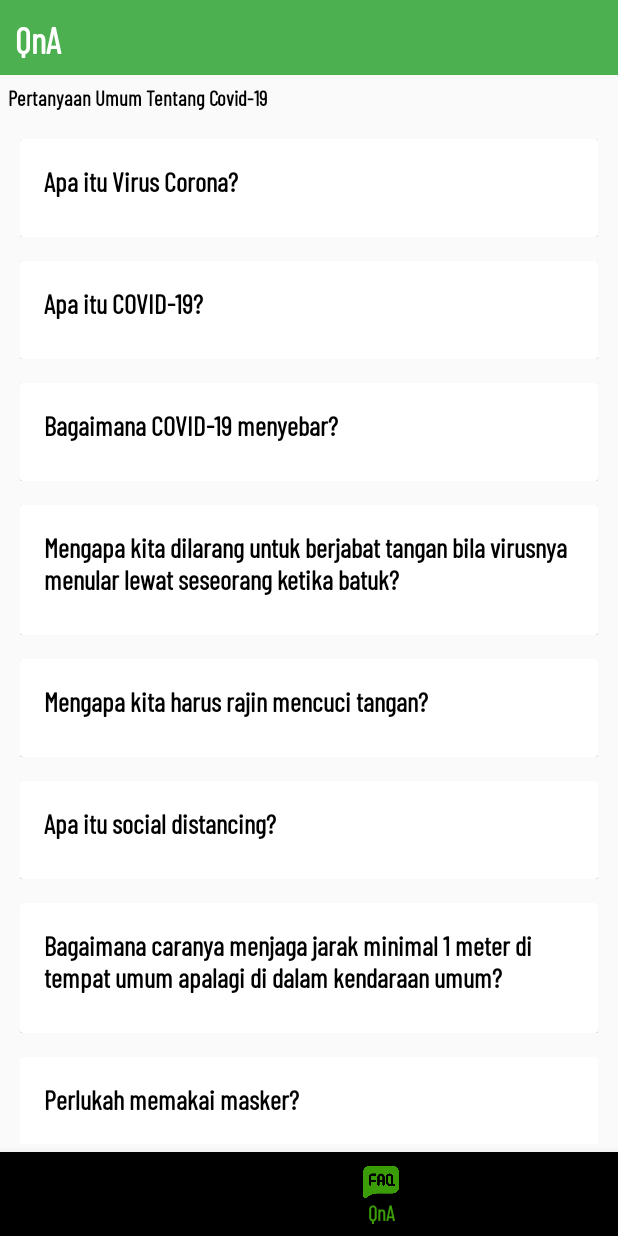
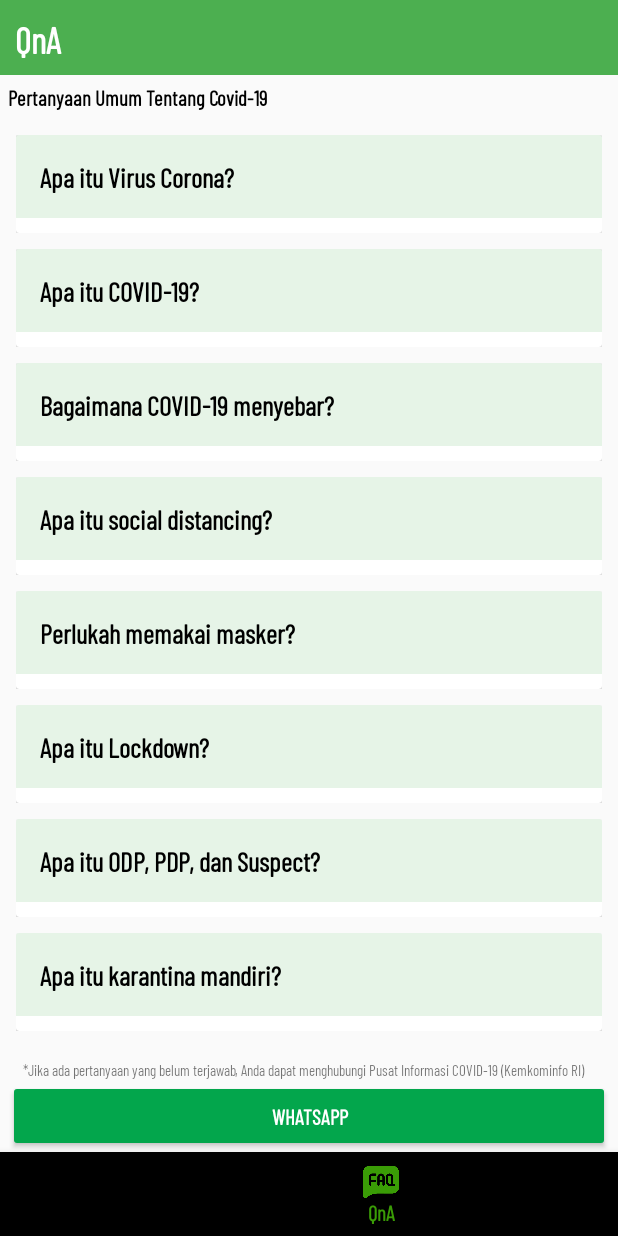
Before and after one commit to bot-kp/Kawal_Covid-19, an Android app: the screen it shows after launch (MainActivity), item 3 of the bottom bar chosen, on a phone screen of 412 x 824 dp. Run offline under Robolectric (Android 15) with nearby library versions, the light colour scheme and no system bars.

Commit message:
Add Logo Application

```diff
--- a/app/src/main/java/com/example/kawalcovid19/ExpandableData.java
+++ b/app/src/main/java/com/example/kawalcovid19/ExpandableData.java
@@ -7,19 +7,19 @@
             "Apa itu Virus Corona?",
             "Apa itu COVID-19?",
             "Bagaimana COVID-19 menyebar?",
-            "Mengapa kita dilarang untuk berjabat tangan bila virusnya menular lewat seseorang ketika batuk?",
-            "Mengapa kita harus rajin mencuci tangan?",
             "Apa itu social distancing?",
-            "Bagaimana caranya menjaga jarak minimal 1 meter di tempat umum apalagi di dalam kendaraan umum?",
             "Perlukah memakai masker?",
             "Apa itu Lockdown?",
             "Apa itu ODP, PDP, dan Suspect?",
             "Apa itu karantina mandiri?",
             "Rekomendasi dosis Vitamin C",
+            "Mengapa kita harus rajin mencuci tangan?",
             "Perlukah membuat hand sanitizer sendiri?",
+            "Bagaimana cara membersihkan perabotan di rumah?",
             "Benarkah kita tidak akan tertular COVID-19 bila mengonsumsi rempah-rempah?",
-            "Bagaimana cara membersihkan perabotan di rumah?",
-            "Apakah seseorang yang pernah terjangkit virus corona dapat kembali sakit untuk kedua kalinya?"
+            "Apakah seseorang yang pernah terjangkit virus corona dapat kembali sakit untuk kedua kalinya?",
+            "Bagaimana caranya menjaga jarak minimal 1 meter di tempat umum apalagi di dalam kendaraan umum?",
+            "Mengapa kita dilarang untuk berjabat tangan bila virusnya menular lewat seseorang ketika batuk?",
 
     };
     private static String[] details_FaQ = {
@@ -38,10 +38,6 @@
                     "Para ahli juga mendorong orang-orang untuk menjaga jarak minimal 1 meter demi menghindari penyebaran virus. Ketika seseorang batuk dengan keras, tetesan cairannya (droplet) dapat “melompat” jauh sehingga terkena orang lain. Dengan menjaga jarak minimal 1 meter kita menghindari tetesan cairan dari hidung ataupun mulut orang lain. Tentu saja tetap ada risiko penularan lain misalnya melalui udara (airborne). Hal ini telah diketahui oleh WHO.\n" +
                     "\n" +
                     "Berdasarkan penelitian terbaru dalam sebuah jurnal, virus SARS-COV-2 alias virus penyebab penyakit Covid-19 dapat bertahan di udara selama 3 jam. Selain itu virus ini terdeteksi masih berada di atas permukaan plastik maupun stainless steel 72 jam kemudian meski jumlahnya berkurang. Sementara pada permukaan tembaga, virus dapat bertahan kurang dari 4 jam. Pada kertas sendiri dapat bertahan hingga 24 jam.",
-            "Ini karena seseorang bisa saja batuk tanpa menutup mulutnya dengan tissue atau tekuk siku. Seseorang bisa saja batuk dan justru menutup mulut dengan tangan kosong. Ketika ia tidak mencuci tangannya, maka tetesan cairan dari mulutnya yang mengandung virus dapat tertinggal. Tanpa sadar orang ini akan menyentuh barang-barang maupun orang lain sehingga membuat virusnya tersebar ke mana-mana.",
-            "Karena bisa saja virus ini menempel pada benda-benda yang kita sentuh dan banyak disentuh orang lain. Misalnya kenop pintu, tombol lift, tombol lampu, pegangan pada troli belanja, atau eskalator.\n" +
-                    "\n" +
-                    "Saat virus ini menempel di tangan, kita akan lebih mudah tertular penyakit bila tanpa sengaja menyentuh wajah. Dengan menjaga tangan tetap bersih dan mencucinya selama 20 detik minimal satu jam sekali, kita telah mengurangi risiko penyebaran penyakit.",
             "Social distancing bila diartikan ke dalam Bahasa Indonesia adalah jarak sosial. Sebenarnya social distancing alias menjaga jarak secara sosial dilakukan sebagai solidaritas kita terhadap masyarakat. Walaupun sebanyak 80% penderita Covid-19 hanya mengalami gejala ringan hingga sedang dan tak perlu perawatan serius, beberapa pasien lainnya dapat mencapai tahap kritis. Dengan menjaga jarak secara sosial kita membantu lansia dan orang-orang yang memiliki kondisi tubuh rentan untuk tidak tertular penyakit ini.\n" +
                     "\n" +
                     "Social distancing bukan berarti kita tidak boleh keluar rumah sama sekali. Dengan melakukan social distancing kita diharapkan mengisolasi diri dari dunia luar dan tidak berkontak dengan orang lain. Namun kita masih dapat bepergian misalnya membeli bahan makanan ke supermarket atau membeli makanan di restoran secara takeaway. Sebisa mungkin, kita tidak menerima tamu atau bertamu ke rumah orang lain.\n" +
@@ -49,9 +45,6 @@
                     "Pada periode social distancing kita juga diharapkan untuk menjaga jarak dari lansia dan orang-orang yang memiliki kondisi tubuh rentan. Sebab dikhawatirkan kita sendiri telah membawa virusnya tetapi tidak menyadarinya. Beberapa orang dapat menderita Covid-19 tanpa gejala. Saat ia bepergian dan bertemu orang lain, tanpa sengaja ia menularkan penyakitnya. Inilah yang harus menjadi perhatian kita untuk dihindari.\n" +
                     "\n" +
                     "Anak-anak juga harus melakukan social distancing. Menurut sebuah studi, 13% dari anak-anak yang positif mengidap Covid-19 diketahui tidak memiliki gejala. Ini membuat anak-anak menjadi carrier (pembawa) bagi virus tersebut. Karena itu pada negara seperti Italia, selama wabah Covid-19 berlangsung maka anak-anak dilarang mengunjungi nenek atau kakeknya",
-            "Dengan menjauhi keramaian seperti tidak pergi ke mall, restoran, kantor, atau taman kota. Untuk menghindari penyebaran virus, kita perlu menghindari kondisi di mana kita harus berdesak-desakkan.\n" +
-                    "\n" +
-                    "Pemerintah di beberapa negara mengurangi kapasitas angkutan umum yang beroperasi sehingga hanya boleh terisi sepertiganya saja. Selain itu kita dapat mengganti penggunaan angkutan umum massal dengan naik kendaraan pribadi atau berjalan kaki. Bila tidak memungkinkan juga, sebaiknya menghindari naik angkutan umum di jam-jam sibuk.",
             "Menurut konsultan paru sub infeksi RSUP Persahabatan, dr Erlina Burhan, orang sehat pakai masker kalau berada di keramaian. Tetapi kalau di rumah atau jalanan yang tidak ramai, tidak perlu. Masker digunakan apabila kita sedang sakit, agar tidak menularkan virus ke orang sekitar kita.\n" +
                     "\n" +
                     "Masker merupakan salah satu cara mengantisipasi terkena droplet dari orang lain misalnya saat batuk atau bersin. Droplet ini bisa saja mengandung virus termasuk COVID-2019 atau bakteri.\n" +
@@ -71,16 +64,23 @@
             "Rekomendasi dosis bervariasi dengan tingkat keparahan penyakit, mulai dari 50-200 miligram per kilogram berat badan per hari.\n" +
                     "\n" +
                     "Misalnya: Berat badan 60 kg x 50 mg (dosis terendah) = konsumsi minimal Vitamin C per hari 3000 mg = 3 botol You-C 1000",
+            "Karena bisa saja virus ini menempel pada benda-benda yang kita sentuh dan banyak disentuh orang lain. Misalnya kenop pintu, tombol lift, tombol lampu, pegangan pada troli belanja, atau eskalator.\n" +
+                    "\n" +
+                    "Saat virus ini menempel di tangan, kita akan lebih mudah tertular penyakit bila tanpa sengaja menyentuh wajah. Dengan menjaga tangan tetap bersih dan mencucinya selama 20 detik minimal satu jam sekali, kita telah mengurangi risiko penyebaran penyakit.",
             "Tidak perlu karena sabun lebih efektif dalam membersihkan tangan dari virus maupun bakteri. Hand sanitizer hanya menjadi pertolongan ketika berada di luar rumah dan tidak bisa mengakses air maupun sabun. Namun jangan asal meracik dengan mengikuti resep yang tidak jelas kredibilitasnya di internet.\n" +
                     "\n" +
                     "Pastikan bahwa resep hand sanitizer yang kita ikuti berasal dari pihak yang dapat dipercaya seperti WHO, BPOM, dan LIPI. Jangan menambah-nambahkan resep dengan produk yang tidak perlu atau tidak terjamin secara ilmiah seperti minyak essensial.",
-            "Belum ada penelitian ilmiah yang membuktikan hal ini sehingga jawabannya adalah tidak. Selama seseorang berkontak dengan pasien positif covid-19 dan mendapat tetesan cairan dari batuk atau napas yang dibuang maka orang tersebut dapat tertular. Namun dampak dari penularannya berbeda-beda tergantung daya tahan tubuh seseorang.",
             "Selain rajin menyapu dan mengepel, kita bisa membuat cairan desinfektan sendiri untuk membersihkan perabotan. Menurut dokter Nahla Shihab, kita dapat mencampurkan 95ml Bayclin dengan 905ml air.\n" +
                     "\n" +
                     "Jangan mencampurkannya dengan bahan lain karena dapat menimbulkan gas berbahaya. Hanya gunakan cairan desinfektan ini di ruangan dengan ventilasi yang baik. Bila memiliki kulit yang sensitif, bersihkan perabotan menggunakan sarung tangan.",
+            "Belum ada penelitian ilmiah yang membuktikan hal ini sehingga jawabannya adalah tidak. Selama seseorang berkontak dengan pasien positif covid-19 dan mendapat tetesan cairan dari batuk atau napas yang dibuang maka orang tersebut dapat tertular. Namun dampak dari penularannya berbeda-beda tergantung daya tahan tubuh seseorang.",
             "Bisa karena ada laporan bahwa pasien yang telah sembuh di Jepang dan China kembali masuk rumah sakit karena hasil tesnya positif. Namun para peneliti belum mampu menyimpulkan mengapa seseorang bisa terjangkit virus corona hingga dua kali. Awalnya, seseorang dianggap tidak akan terjangkit kembali bila pernah mengidap Covid-19. Peneliti berasumsi tubuh akan membangun kekebalan terhadap virus tersebut sehingga seseorang tidak akan terjangkit kembali. Sayangnya masih banyak hal yang tidak kita ketahui tentang virus ini sehingga kesimpulan sulit ditarik.\n" +
                     "\n" +
-                    "Ada dugaan bahwa bisa saja hasil tes tersebut salah sehingga orang yang keluar dari rumah sakit belum benar-benar sembuh dari Covid-19. Para peneliti juga tidak tahu apakah ini mungkin sifat dari Covid-19 itu sendiri. Atau mungkin tubuh pasien yang telah sembuh tersebut tidak mampu membangun kekebalan yang dibutuhan sehingga ia positif Covid-19 untuk kedua kalinya."
+                    "Ada dugaan bahwa bisa saja hasil tes tersebut salah sehingga orang yang keluar dari rumah sakit belum benar-benar sembuh dari Covid-19. Para peneliti juga tidak tahu apakah ini mungkin sifat dari Covid-19 itu sendiri. Atau mungkin tubuh pasien yang telah sembuh tersebut tidak mampu membangun kekebalan yang dibutuhan sehingga ia positif Covid-19 untuk kedua kalinya.",
+            "Dengan menjauhi keramaian seperti tidak pergi ke mall, restoran, kantor, atau taman kota. Untuk menghindari penyebaran virus, kita perlu menghindari kondisi di mana kita harus berdesak-desakkan.\n" +
+                    "\n" +
+                    "Pemerintah di beberapa negara mengurangi kapasitas angkutan umum yang beroperasi sehingga hanya boleh terisi sepertiganya saja. Selain itu kita dapat mengganti penggunaan angkutan umum massal dengan naik kendaraan pribadi atau berjalan kaki. Bila tidak memungkinkan juga, sebaiknya menghindari naik angkutan umum di jam-jam sibuk.",
+            "Ini karena seseorang bisa saja batuk tanpa menutup mulutnya dengan tissue atau tekuk siku. Seseorang bisa saja batuk dan justru menutup mulut dengan tangan kosong. Ketika ia tidak mencuci tangannya, maka tetesan cairan dari mulutnya yang mengandung virus dapat tertinggal. Tanpa sadar orang ini akan menyentuh barang-barang maupun orang lain sehingga membuat virusnya tersebar ke mana-mana."
     };
 
     public static ArrayList<ExpandableModel> getExpandableModels(){
--- a/app/src/main/res/layout/fragment_qna.xml
+++ b/app/src/main/res/layout/fragment_qna.xml
@@ -30,15 +30,25 @@
                 android:layout_marginTop="15dp"
                 android:layout_below="@+id/header"
                 />
+    <RelativeLayout
+        android:id="@+id/rv_layout"
+        android:layout_width="match_parent"
+        android:layout_height="wrap_content"
+        android:layout_below="@id/label_pertanyaan">
+        <RelativeLayout
+            android:layout_width="match_parent"
+            android:layout_height="wrap_content"
+            android:layout_above="@id/whatsapp_layout"
+            >
             <androidx.constraintlayout.widget.ConstraintLayout
                 xmlns:android="http://schemas.android.com/apk/res/android"
                 xmlns:app="http://schemas.android.com/apk/res-auto"
                 xmlns:tools="http://schemas.android.com/tools"
                 android:layout_width="match_parent"
                 android:layout_height="match_parent"
-                    android:layout_margin="5dp"
-                    android:layout_below="@+id/label_pertanyaan"
-                    android:id="@+id/rv_layout"
+                android:layout_marginTop="5dp"
+                android:layout_marginRight="5dp"
+                android:layout_marginLeft="5dp"
                 >
                 <androidx.recyclerview.widget.RecyclerView
 
@@ -52,17 +62,23 @@
                     app:layoutManager="androidx.recyclerview.widget.LinearLayoutManager"
                     />
             </androidx.constraintlayout.widget.ConstraintLayout>
+        </RelativeLayout>
+       <RelativeLayout
+           android:id="@+id/whatsapp_layout"
+           android:layout_width="match_parent"
+           android:layout_height="wrap_content"
+           android:layout_alignParentBottom="true"
+        >
            <TextView
-                    android:layout_below="@+id/rv_layout"
                android:id="@+id/info_whatsapp"
                android:layout_width="match_parent"
                android:layout_height="wrap_content"
-                    android:text="Jika ada pertanyaan yang belum terjawab, Anda dapat menghubungi Pusat Informasi COVID-19 (Kemkominfo RI)"
+               android:text="*Jika ada pertanyaan yang belum terjawab, Anda dapat menghubungi Pusat Informasi COVID-19 (Kemkominfo RI)"
                android:layout_marginRight="15dp"
                android:layout_marginLeft="15dp"
                android:fontFamily="@font/barlowcondensedmedium"
                android:textSize="10dp"
-                    android:layout_marginTop="20dp"
+               android:layout_marginTop="10dp"
                />
            <Button
                android:layout_below="@+id/info_whatsapp"
@@ -78,5 +94,8 @@
                tools:ignore="OnClick"
                >
            </Button>
+       </RelativeLayout>
 
     </RelativeLayout>
+
+</RelativeLayout>
--- a/app/src/main/res/layout/qna_design.xml
+++ b/app/src/main/res/layout/qna_design.xml
@@ -4,7 +4,8 @@
     android:orientation="vertical"
     android:layout_width="match_parent"
     android:layout_height="wrap_content"
-    android:padding="8dp">
+    android:padding="5dp"
+    >
 
     <androidx.cardview.widget.CardView
         android:layout_width="match_parent"
@@ -25,12 +26,12 @@
                 android:padding="16dp"
                 android:textStyle="bold"
                 android:textColor="#000000"
+                android:background="#234CAF50"
                 android:text="FaQ Title"
                 android:textAppearance="@style/TextAppearance.AppCompat.Medium"
                 app:layout_constraintEnd_toEndOf="parent"
                 app:layout_constraintStart_toStartOf="parent"
                 app:layout_constraintTop_toTopOf="parent"
-                android:background="?attr/selectableItemBackground"
                 />
             <androidx.constraintlayout.widget.ConstraintLayout
                 android:id="@+id/expandableLayout"
@@ -38,20 +39,19 @@
                 android:layout_height="wrap_content"
                 android:visibility="visible"
                 app:layout_constraintEnd_toEndOf="parent"
-                app:layout_constraintHorizontal_bias="0.0"
                 app:layout_constraintStart_toStartOf="parent"
                 app:layout_constraintTop_toBottomOf="@id/ex_title">
                 <TextView
                     android:id="@+id/ex_detail"
-                    android:layout_width="wrap_content"
-                    android:layout_height="wrap_content"
-                    android:layout_marginStart="16dp"
-                    android:layout_marginLeft="16dp"
+                    android:layout_width="match_parent"
+                    android:layout_height="match_parent"
+                    android:layout_marginTop="10dp"
+                    android:layout_marginRight="10dp"
+                    android:layout_marginLeft="10dp"
                     android:text="Details FaQ"
-
+                    android:textSize="12dp"
                     android:justificationMode="inter_word"
                     android:textAppearance="@style/TextAppearance.AppCompat.Small"
-                    app:layout_constraintStart_toStartOf="parent"
                     app:layout_constraintTop_toTopOf="parent"
 
                     />
--- a/app/src/main/res/mipmap-anydpi-v26/ic_launcher.xml
+++ b/app/src/main/res/mipmap-anydpi-v26/ic_launcher.xml
@@ -1,5 +1,5 @@
 <?xml version="1.0" encoding="utf-8"?>
 <adaptive-icon xmlns:android="http://schemas.android.com/apk/res/android">
-    <background android:drawable="@drawable/ic_launcher_background" />
-    <foreground android:drawable="@drawable/ic_launcher_foreground" />
+    <background android:drawable="@drawable/ic_application_logo" />
+    <foreground android:drawable="@drawable/ic_application_logo" />
 </adaptive-icon>
--- a/app/src/main/res/mipmap-anydpi-v26/ic_launcher_round.xml
+++ b/app/src/main/res/mipmap-anydpi-v26/ic_launcher_round.xml
@@ -1,5 +1,5 @@
 <?xml version="1.0" encoding="utf-8"?>
 <adaptive-icon xmlns:android="http://schemas.android.com/apk/res/android">
-    <background android:drawable="@drawable/ic_launcher_background" />
-    <foreground android:drawable="@drawable/ic_launcher_foreground" />
+    <background android:drawable="@drawable/ic_application_logo" />
+    <foreground android:drawable="@drawable/ic_application_logo" />
 </adaptive-icon>
```
Also changed, not shown: app/src/main/AndroidManifest.xml (+5 -2 lines), app/src/main/res/drawable/ic_application_logo.png (added). Lines whose indentation alone changed are shown as unchanged.
